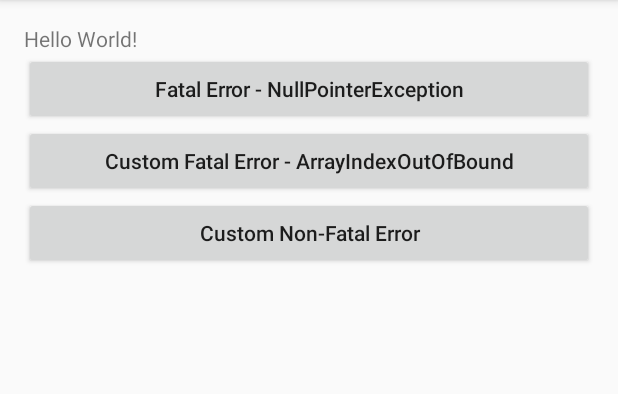
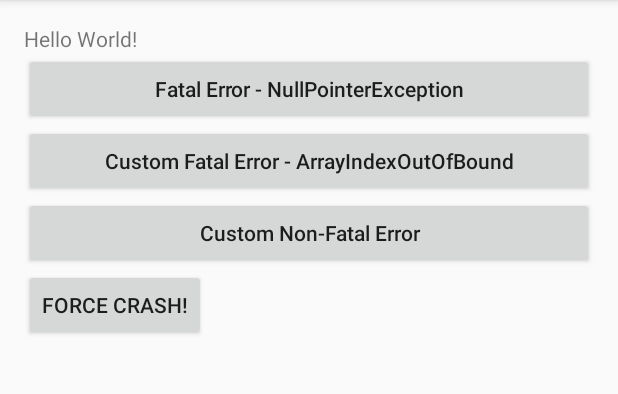
Before and after one commit to gaqazi/Firebase_Samples, an Android app: the screen it shows after launch (MainActivity), on a phone screen of 412 x 824 dp, the part 84-478 px from its top. Run offline under Robolectric (Android 15) with nearby library versions, the phone set to English and light mode, and no system bars; libraries missing offline, so code that uses them is left out: com.crashlytics.android, com.google.firebase.crash, io.fabric.sdk; 4 statements that could not run were skipped.

Commit message:
Implement Fabric in Firebase Ui project

```diff
--- a/DemoFirebaseUI/app/src/main/AndroidManifest.xml
+++ b/DemoFirebaseUI/app/src/main/AndroidManifest.xml
@@ -15,6 +15,10 @@
                 <category android:name="android.intent.category.LAUNCHER" />
             </intent-filter>
         </activity>
+        <meta-data
+            android:name="io.fabric.ApiKey"
+            android:value="da65cc5533b83ae52e843c23b45b1f9edfadb60a" />
     </application>
 
+    <uses-permission android:name="android.permission.INTERNET" />
 </manifest>
--- a/DemoFirebaseUI/app/src/main/res/layout/activity_main.xml
+++ b/DemoFirebaseUI/app/src/main/res/layout/activity_main.xml
@@ -35,4 +35,13 @@
         android:layout_height="wrap_content"
         android:textAllCaps="false"
         android:text="Custom Non-Fatal Error"/>
+
+    <Button
+        android:layout_height="wrap_content"
+        android:layout_width="wrap_content"
+        android:text="Force Crash!"
+        android:onClick="forceCrash"
+        android:layout_centerVertical="true"
+        android:layout_centerHorizontal="true" />
+
 </LinearLayout>
```
Also changed, not shown: DemoFirebaseUI/app/build.gradle (+18 -0 lines), DemoFirebaseUI/app/src/main/java/ga/com/demofirebaseui/MainActivity.java (+20 -0 lines).
